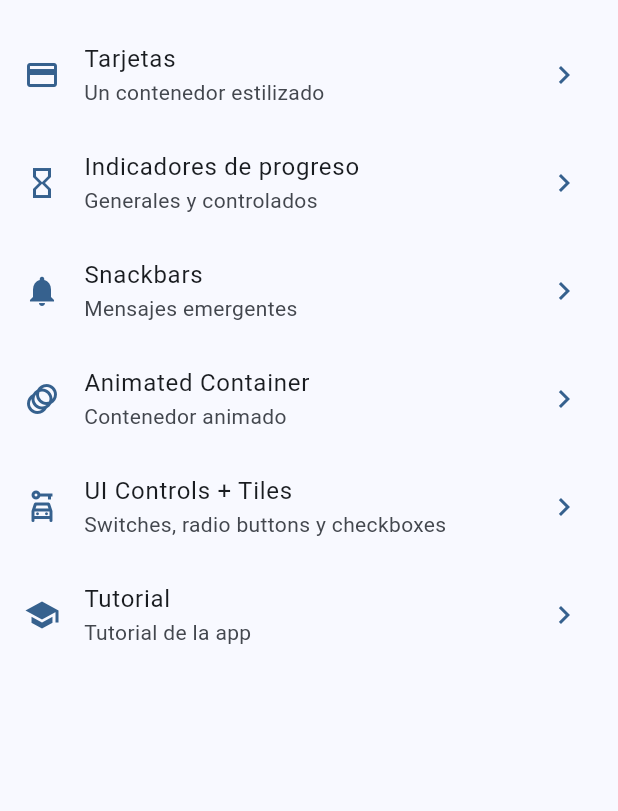
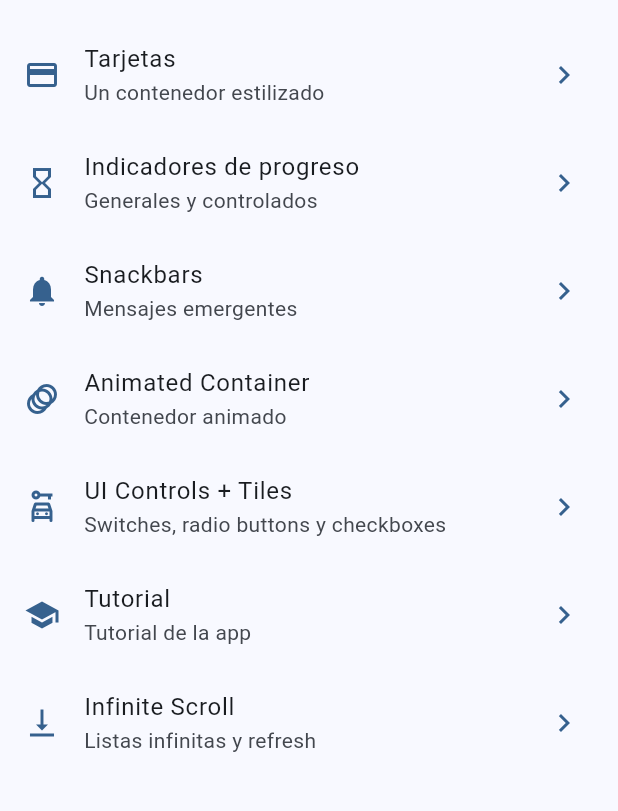
Before and after one commit to afperdomo2/widgets_app, a Flutter app: the screen it shows after launch, on a phone screen of 412 x 824 dp, the part 171-982 px from its top. Run offline on Flutter 3.47's test engine with Material 3 defaults, Android fonts, the phone set to English and light mode, and no system bars; our stand-ins replace animate_do, go_router.

Commit message:
Agrega infinite_scroll_screen con carga de imágenes

```diff
--- a/lib/config/menu/menu_item.dart
+++ b/lib/config/menu/menu_item.dart
@@ -66,4 +66,11 @@ const appMenuItems = <MenuItem>[
     routeName: "app_tutorial_screen",
     icon: Icons.school,
   ),
+  MenuItem(
+    title: "Infinite Scroll",
+    subtitle: "Listas infinitas y refresh",
+    route: "/infinite-scroll",
+    routeName: "infinite_scroll_screen",
+    icon: Icons.vertical_align_bottom,
+  ),
 ];
--- a/lib/config/router/app_router.dart
+++ b/lib/config/router/app_router.dart
@@ -45,5 +45,10 @@ final appRouter = GoRouter(
       name: AppTutorialScreen.name,
       builder: (context, state) => const AppTutorialScreen(),
     ),
+    GoRoute(
+      path: "/infinite-scroll",
+      name: InfiniteScrollScreen.name,
+      builder: (context, state) => const InfiniteScrollScreen(),
+    )
   ],
 );
```
Also changed, not shown: lib/presentation/screens/scrolls/infinite_scroll_screen.dart (+33 -2 lines).
